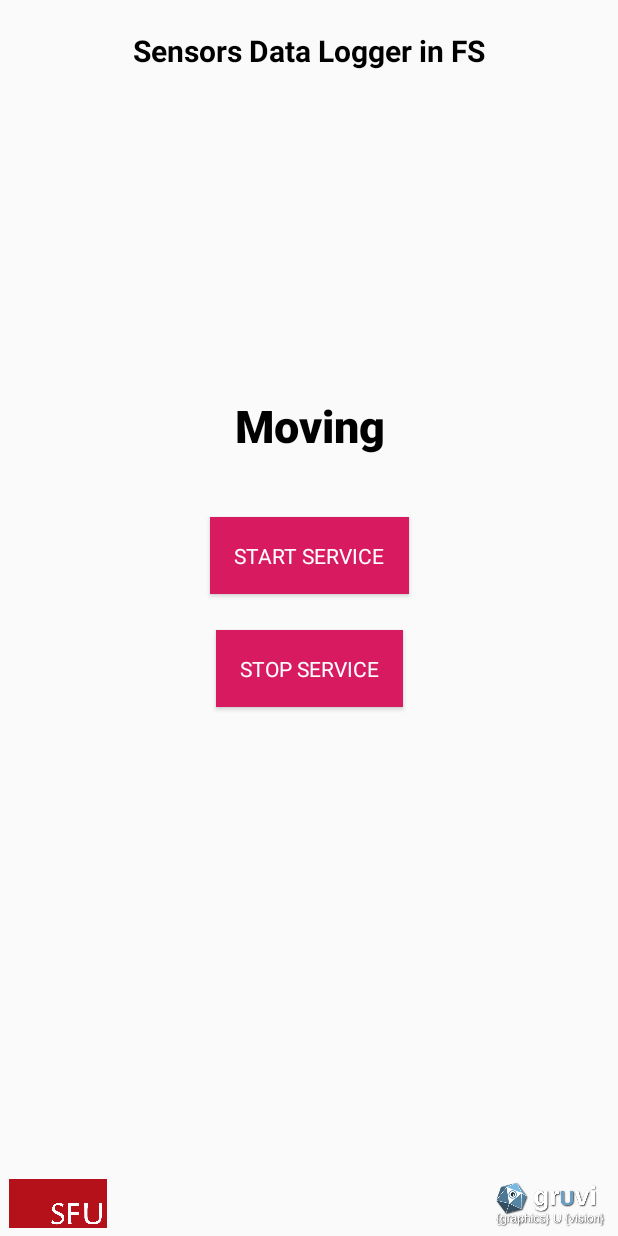
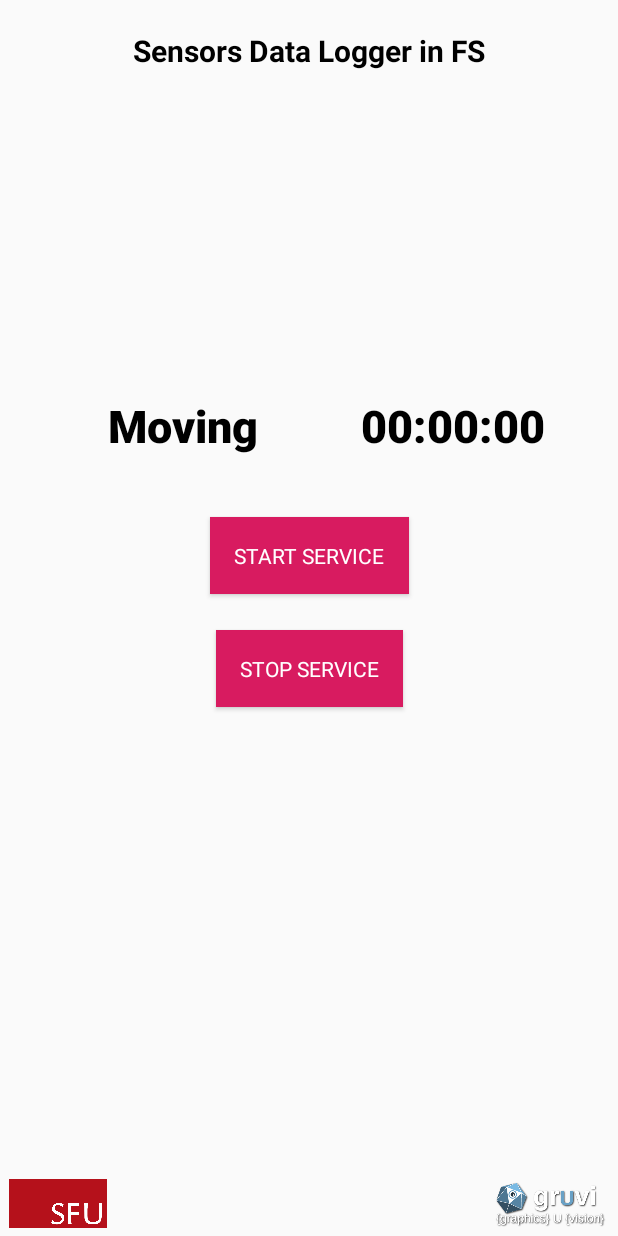
Before and after one commit to PyojinKim/Sensors-Data-Logger-FS, an Android app: the screen it shows after launch (MainActivity), on a phone screen of 412 x 824 dp. Run offline under Robolectric (Android 15) with nearby library versions, the phone set to English and light mode, and no system bars; Roboto replaces fonts that are not available here.

Commit message:
add motion static time duration checker.

```diff
--- a/app/src/main/java/com/pjinkim/sensors_data_logger_fs/ForegroundService.java
+++ b/app/src/main/java/com/pjinkim/sensors_data_logger_fs/ForegroundService.java
@@ -7,7 +7,6 @@ import android.app.PendingIntent;
 import android.app.Service;
 import android.content.Context;
 import android.content.Intent;
-import android.content.IntentFilter;
 import android.graphics.Bitmap;
 import android.graphics.BitmapFactory;
 import android.graphics.Color;
@@ -93,9 +92,10 @@ public class ForegroundService extends Service {
                     mMotionStatus = "Moving";
                 }
 
-                // broadcast the current motion status
+                // broadcast the current motion status and time
                 Intent motionInfoIntent = new Intent(MOTION_INFO);
                 motionInfoIntent.putExtra("VALUE", mMotionStatus);
+                motionInfoIntent.putExtra("STATIC_TIME", interfaceIntTime((int) mIMUSession.getMotionStaticAccumulatedTime()));
                 LocalBroadcastManager.getInstance(ForegroundService.this).sendBroadcast(motionInfoIntent);
             }
         }, 0, 500);
@@ -258,6 +258,7 @@ public class ForegroundService extends Service {
         mMotionStatusTimer.cancel();
         Intent motionInfoIntent = new Intent(MOTION_INFO);
         motionInfoIntent.putExtra("VALUE", "Completed");
+        motionInfoIntent.putExtra("STATIC_TIME", "Completed");
         LocalBroadcastManager.getInstance(ForegroundService.this).sendBroadcast(motionInfoIntent);
     }
 
--- a/app/src/main/java/com/pjinkim/sensors_data_logger_fs/MainActivity.java
+++ b/app/src/main/java/com/pjinkim/sensors_data_logger_fs/MainActivity.java
@@ -32,7 +32,7 @@ public class MainActivity extends AppCompatActivity {
     };
 
     private Button mStartServiceButton, mStopServiceButton;
-    private TextView mLabelInterfaceTime, mLabelMotionStatus;
+    private TextView mLabelInterfaceTime, mLabelMotionStatus, mLabelMotionStaticTime;
     private TimerStatusReceiver timeReceiver;
     private MotionStatusReceiver motionReceiver;
 
@@ -113,6 +113,7 @@ public class MainActivity extends AppCompatActivity {
 
         mLabelInterfaceTime = (TextView) findViewById(R.id.label_interface_time);
         mLabelMotionStatus = (TextView) findViewById(R.id.label_motion_status);
+        mLabelMotionStaticTime = (TextView) findViewById(R.id.label_motion_static_time);
     }
 
 
@@ -124,6 +125,9 @@ public class MainActivity extends AppCompatActivity {
             if (intent != null && intent.getAction().equals(ForegroundService.MOTION_INFO)) {
                 if (intent.hasExtra("VALUE")) {
                     mLabelMotionStatus.setText(intent.getStringExtra("VALUE"));
+                }
+                if (intent.hasExtra("STATIC_TIME")) {
+                    mLabelMotionStaticTime.setText(intent.getStringExtra("STATIC_TIME"));
                 }
             }
         }
--- a/app/src/main/res/layout/activity_main.xml
+++ b/app/src/main/res/layout/activity_main.xml
@@ -26,20 +26,33 @@
 
     <TextView
         android:id="@+id/label_motion_status"
-        android:layout_width="299dp"
+        android:layout_width="155dp"
         android:layout_height="49dp"
         android:layout_marginStart="16dp"
+        android:layout_marginBottom="32dp"
+        android:elegantTextHeight="false"
+        android:fontFamily="sans-serif-black"
+        android:text="Moving"
+        android:textAlignment="textEnd"
+        android:textColor="#000000"
+        android:textSize="30sp"
+        app:layout_constraintBottom_toTopOf="@+id/button_start_service"
+        app:layout_constraintStart_toStartOf="parent" />
+
+    <TextView
+        android:id="@+id/label_motion_static_time"
+        android:layout_width="155dp"
+        android:layout_height="49dp"
         android:layout_marginEnd="16dp"
         android:layout_marginBottom="32dp"
         android:elegantTextHeight="false"
         android:fontFamily="sans-serif-black"
-        android:text="Moving"
-        android:textAlignment="center"
+        android:text="00:00:00"
+        android:textAlignment="textStart"
         android:textColor="#000000"
         android:textSize="30sp"
         app:layout_constraintBottom_toTopOf="@+id/button_start_service"
-        app:layout_constraintEnd_toEndOf="parent"
-        app:layout_constraintStart_toStartOf="parent" />
+        app:layout_constraintEnd_toEndOf="parent" />
 
     <Button
         android:id="@+id/button_start_service"
```
Also changed, not shown: app/src/main/java/com/pjinkim/sensors_data_logger_fs/imu/IMUSession.java (+24 -4 lines).
